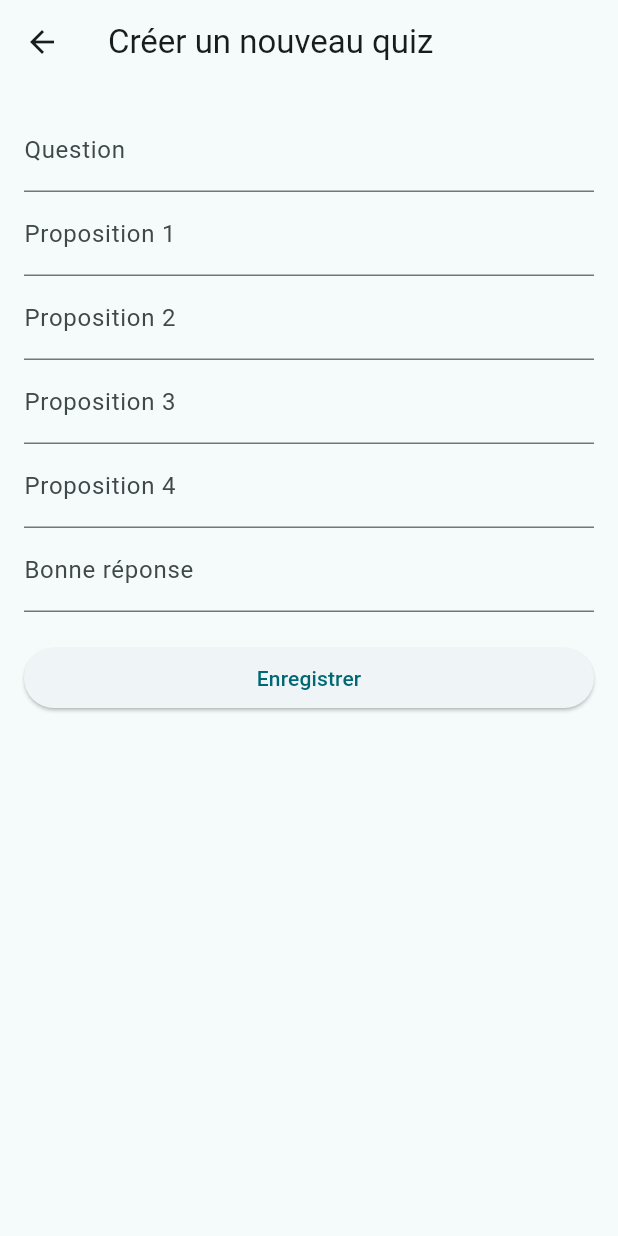
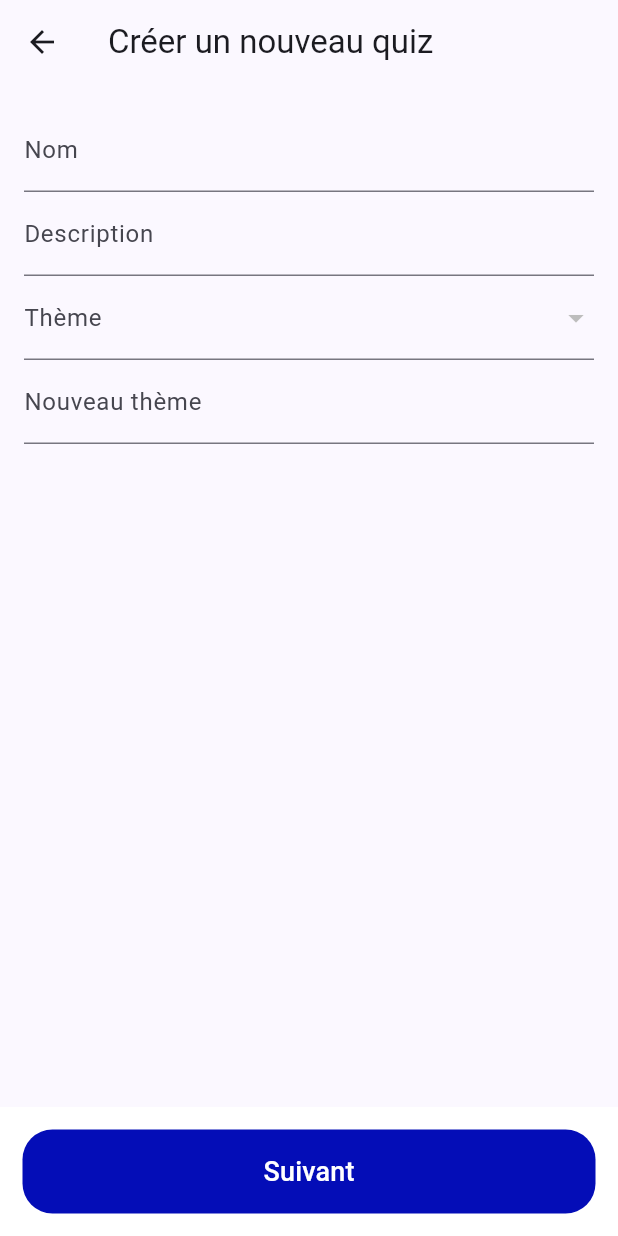
Before and after one commit to z1004-2002/interro, a Flutter app: the BottomNav screen opened directly, after a tap on the "add" icon, on a phone screen of 412 x 824 dp. Run offline on Flutter 3.47's test engine with Material 3 defaults, Android fonts, the phone set to English and light mode, and no system bars; our stand-ins replace cloud_firestore, firebase_auth, firebase_core, google_sign_in, share_plus, shared_preferences and 1 more; missing offline and left inert: flutter_snackbar_plus; accounts and stored records are empty.

```diff
--- a/lib/models/quizz_model.dart
+++ b/lib/models/quizz_model.dart
@@ -1,3 +1,4 @@
+import 'package:cloud_firestore/cloud_firestore.dart';
 import 'package:interro/services/model_helper.dart';
 import 'package:interro/models/question_model.dart';
 import 'package:interro/models/theme_model.dart';
@@ -26,26 +27,42 @@ class Quizz {
     this.updatedAt,
   });
 
-  factory Quizz.fromJson(Map<String, dynamic> question) {
+  factory Quizz.fromJson(Map<String, dynamic> data) {
+    DateTime? parseDate(dynamic date) {
+      if (date is Timestamp) {
+        return date.toDate();
+      } else if (date is String) {
+        return DateTime.tryParse(date);
+      }
+      return null;
+    }
+
     return Quizz(
-      id: question['id'],
-      name: question['name'],
-      description: question['description'],
-      image: question['image'],
-      theme: question['theme'] != null
-          ? ThemeModel.fromJson(question['theme'])
-          : null,
+      id: data['id'],
+      name: data['name'],
+      description: data['description'],
+      image: data['image'],
+      theme: data['theme'] != null ? ThemeModel.fromJson(data['theme']) : null,
       questions: fetchItemsList(
-        question,
+        data,
         'questions',
         itemMapper: (question) => Question.fromJson(question),
       ),
-      createdAt: question['createdAt'] != null
-          ? DateTime.parse(question['createdAt'])
-          : null,
-      updatedAt: question['updatedAt'] != null
-          ? DateTime.parse(question['updatedAt'])
-          : null,
+      createdAt: parseDate(data['createdAt']),
+      updatedAt: parseDate(data['updatedAt']),
     );
   }
+
+  Map<String, dynamic> toJson() {
+    return {
+      'id': id,
+      'name': name,
+      'description': description,
+      'theme': theme?.toJson(),
+      'image': image,
+      'questions': questions?.map((q) => q.toJson()).toList(),
+      'createdAt': createdAt?.toString(),
+      'updatedAt': updatedAt?.toString(),
+    };
+  }
 }
--- a/lib/pages/auth/login.dart
+++ b/lib/pages/auth/login.dart
@@ -1,6 +1,7 @@
 import 'package:flutter/material.dart';
 import 'package:interro/services/authentication.dart';
 import 'package:interro/widgets/button.dart';
+import 'package:interro/widgets/show_snack_bar.dart';
 import 'package:interro/widgets/snackbar.dart';
 import 'package:interro/widgets/text_field.dart';
 import 'package:interro/pages/home.dart';
--- a/lib/pages/auth/signup.dart
+++ b/lib/pages/auth/signup.dart
@@ -1,7 +1,7 @@
 import 'package:flutter/material.dart';
 import 'package:interro/services/authentication.dart';
 import 'package:interro/widgets/button.dart';
-import 'package:interro/widgets/snackbar.dart';
+import 'package:interro/widgets/show_snack_bar.dart';
 import 'package:interro/widgets/text_field.dart';
 import 'package:interro/pages/home.dart';
 import 'package:interro/pages/auth/login.dart';
--- a/lib/pages/bottom_nav/bottom_nav.dart
+++ b/lib/pages/bottom_nav/bottom_nav.dart
@@ -6,8 +6,6 @@ import 'package:interro/pages/settings/settings_screen.dart';
 
 /// barre de navigation
 class BottomNav extends StatefulWidget {
-  static String routeName = "/BottomNav";
-
   const BottomNav({super.key});
 
   @override
--- a/lib/pages/home.dart
+++ b/lib/pages/home.dart
@@ -16,10 +16,12 @@ class Home extends StatefulWidget {
   State<Home> createState() => _HomeState();
 }
 
-class _HomeState extends State<Home> with TickerProviderStateMixin {
+class _HomeState extends State<Home> {
+  late List<Quizz> quizzesTest2;
+
   /// liste des quizz
-  late CollectionReference quizzes;
-  late List<Quizz> quizzesTest2;
+  List<Quizz> quizzes = [];
+  bool isLoading = true;
 
   // recherche utilisateur
   final TextEditingController _searchController = TextEditingController();
@@ -35,7 +37,7 @@ class _HomeState extends State<Home> with TickerProviderStateMixin {
   void initState() {
     super.initState();
     _searchController.addListener(_performSearch);
-    quizzes = FirebaseFirestore.instance.collection("quizzes");
+    _fetchQuizzes();
     quizzesTest2 = quizzesTest;
   }
 
@@ -44,6 +46,27 @@ class _HomeState extends State<Home> with TickerProviderStateMixin {
     _searchController.removeListener(_performSearch);
     _searchController.dispose();
     super.dispose();
+  }
+
+  Future<void> _fetchQuizzes() async {
+    try {
+      QuerySnapshot querySnapshot =
+          await FirebaseFirestore.instance.collection('quizzes').get();
+
+      List<Quizz> fetchedQuizzes = querySnapshot.docs.map((doc) {
+        return Quizz.fromJson(doc.data() as Map<String, dynamic>);
+      }).toList();
+
+      setState(() {
+        quizzes = fetchedQuizzes;
+        isLoading = false;
+      });
+    } catch (e) {
+      print('Erreur lors de la récupération des quizz: $e');
+      setState(() {
+        isLoading = false;
+      });
+    }
   }
 
   bool _isQuizzMatchingSearch(Quizz quizz) {
@@ -75,7 +98,6 @@ class _HomeState extends State<Home> with TickerProviderStateMixin {
         ),
         padding: const EdgeInsets.only(top: 40, left: 15, right: 15),
         child: Column(
-          mainAxisAlignment: MainAxisAlignment.spaceBetween,
           children: [
             const Column(
               children: [
@@ -114,12 +136,53 @@ class _HomeState extends State<Home> with TickerProviderStateMixin {
                 ],
               ),
             ),
-            Expanded(
+            // Expanded(
+            //   child: StreamBuilder(
+            //     stream: quizzes.snapshots(),
+            //     builder: (context, AsyncSnapshot<QuerySnapshot> streamSnap) {
+            //       if (streamSnap.hasError) {
+            //         return Center(child: Text('Erreur: ${streamSnap.error}'));
+            //       }
+
+            //       if (streamSnap.connectionState == ConnectionState.waiting) {
+            //         return const Center(child: CircularProgressIndicator());
+            //       }
+
+            //       final data = streamSnap.requireData;
+            //       final quizDocument = data.docs.last;
+            //       print(quizDocument.data());
+
+            //       return ListView.builder(
+            //         itemCount: streamSnap.data!.docs.length,
+            //         itemBuilder: (context, index) {
+            //           final DocumentSnapshot documentSnapshot =
+            //               streamSnap.data!.docs[index];
+            //           final quizDocument =
+            //               documentSnapshot.data() as Map<String, dynamic>;
+            //           return Material(
+            //             child: ListTile(
+            //               title: Text(
+            //                 quizDocument['name'] ?? "rien",
+            //                 style: const TextStyle(
+            //                   fontWeight: FontWeight.bold,
+            //                   fontSize: 20,
+            //                 ),
+            //               ),
+            //             ),
+            //           );
+            //         },
+            //       );
+            //     },
+            //   ),
+            // ),
+            isLoading
+                ? const Center(child: CircularProgressIndicator())
+                : Expanded(
                     child: ListView.builder(
                       padding: const EdgeInsets.symmetric(vertical: 10),
-                itemCount: quizzesTest2.length,
+                      itemCount: quizzes.length,
                       itemBuilder: (context, index) {
-                  final quizz = quizzesTest2[index];
+                        final quizz = quizzes[index];
                         if (_isQuizzMatchingSearch(quizz)) {
                           return QuizzBlock(quizz: quizz);
                         } else {
--- a/lib/pages/quizz/create_quizz.dart
+++ b/lib/pages/quizz/create_quizz.dart
@@ -1,6 +1,12 @@
 import 'package:flutter/material.dart';
 import 'package:cloud_firestore/cloud_firestore.dart';
+import 'package:interro/constants/constants.dart';
+import 'package:interro/models/quizz_model.dart';
+import 'package:interro/models/theme_model.dart';
+import 'package:interro/pages/quizz/add_questions.dart';
+import 'package:interro/widgets/default_button.dart';
 
+/// Ecran pour créer un quizz
 class CreateQuizz extends StatefulWidget {
   const CreateQuizz({super.key});
 
@@ -10,24 +16,54 @@ class CreateQuizz extends StatefulWidget {
 
 class _CreateQuizz extends State<CreateQuizz> {
   final _formKey = GlobalKey<FormState>();
-  final _quizzController = TextEditingController();
-  final _res1Controller = TextEditingController();
-  final _res2Controller = TextEditingController();
-  final _res3Controller = TextEditingController();
-  final _res4Controller = TextEditingController();
-  final _responseController = TextEditingController();
+  final _nameController = TextEditingController();
+  final _descriptionController = TextEditingController();
+  final _themeController = TextEditingController();
 
-  void _saveQuiz() async {
+  String? _selectedTheme;
+  List<String> _themes = [];
+
+  @override
+  void initState() {
+    super.initState();
+    _fetchThemes();
+  }
+
+  Future<void> _fetchThemes() async {
+    try {
+      QuerySnapshot querySnapshot =
+          await FirebaseFirestore.instance.collection('themes').get();
+
+      setState(() {
+        _themes =
+            querySnapshot.docs.map((doc) => doc['name'] as String).toList();
+      });
+    } catch (e) {
+      print('Erreur lors de la récupération des thèmes: $e');
+    }
+  }
+
+  void _saveQuiz() {
     if (_formKey.currentState!.validate()) {
-      await FirebaseFirestore.instance.collection('quizzes').add({
-        'quizz': _quizzController.text,
-        'res1': _res1Controller.text,
-        'res2': _res2Controller.text,
-        'res3': _res3Controller.text,
-        'res4': _res4Controller.text,
-        'response': _responseController.text,
-      });
-      Navigator.of(context).pop();
+      Quizz newQuizz = Quizz(
+        name: _nameController.text,
+        description: _descriptionController.text,
+        theme: ThemeModel(
+          name: _themeController.text != ''
+              ? _themeController.text
+              : _selectedTheme,
+        ),
+        createdAt: DateTime.now(),
+        updatedAt: DateTime.now(),
+        questions: [],
+      );
+
+      // Naviguer vers la nouvelle page avec les informations du quiz
+      Navigator.of(context).pushReplacement(
+        MaterialPageRoute(
+          builder: (context) => AddQuestions(newQuizz: newQuizz),
+        ),
+      );
     }
   }
 
@@ -37,6 +73,16 @@ class _CreateQuizz extends State<CreateQuizz> {
       appBar: AppBar(
         title: const Text('Créer un nouveau quiz'),
       ),
+      bottomSheet: Container(
+        color: primaryColor,
+        padding: bottomSheetPadding,
+        child: DefaultButton(
+          text: "Suivant",
+          press: () {
+            _saveQuiz();
+          },
+        ),
+      ),
       body: Padding(
         padding: const EdgeInsets.all(16.0),
         child: Form(
@@ -44,69 +90,50 @@ class _CreateQuizz extends State<CreateQuizz> {
           child: ListView(
             children: [
               TextFormField(
-                controller: _quizzController,
-                decoration: const InputDecoration(labelText: 'Question'),
+                controller: _nameController,
+                decoration: const InputDecoration(labelText: 'Nom'),
                 validator: (value) {
                   if (value == null || value.isEmpty) {
-                    return 'Veuillez entrer une question';
+                    return 'Veuillez entrer le nom du quizz';
                   }
                   return null;
                 },
               ),
               TextFormField(
-                controller: _res1Controller,
-                decoration: const InputDecoration(labelText: 'Proposition 1'),
+                controller: _descriptionController,
+                decoration: const InputDecoration(labelText: 'Description'),
                 validator: (value) {
                   if (value == null || value.isEmpty) {
-                    return 'Veuillez entrer la proposition 1';
+                    return 'Veuillez entrer une description';
                   }
                   return null;
                 },
               ),
+              DropdownButtonFormField(
+                decoration: const InputDecoration(labelText: 'Thème'),
+                value: _selectedTheme,
+                items: _themes.map((String theme) {
+                  return DropdownMenuItem(
+                    value: theme,
+                    child: Text(theme),
+                  );
+                }).toList(),
+                onChanged: (String? value) {
+                  setState(() {
+                    _selectedTheme = value;
+                    _themeController.text = value ?? '';
+                  });
+                },
+              ),
               TextFormField(
-                controller: _res2Controller,
-                decoration: const InputDecoration(labelText: 'Proposition 2'),
+                controller: _themeController,
+                decoration: const InputDecoration(labelText: 'Nouveau thème'),
                 validator: (value) {
                   if (value == null || value.isEmpty) {
-                    return 'Veuillez entrer la proposition 2';
+                    return 'Veuillez entrer un thème';
                   }
                   return null;
                 },
-              ),
-              TextFormField(
-                controller: _res3Controller,
-                decoration: const InputDecoration(labelText: 'Proposition 3'),
-                validator: (value) {
-                  if (value == null || value.isEmpty) {
-                    return 'Veuillez entrer la proposition 3';
-                  }
-                  return null;
-                },
-              ),
-              TextFormField(
-                controller: _res4Controller,
-                decoration: const InputDecoration(labelText: 'Proposition 4'),
-                validator: (value) {
-                  if (value == null || value.isEmpty) {
-                    return 'Veuillez entrer la proposition 4';
-                  }
-                  return null;
-                },
-              ),
-              TextFormField(
-                controller: _responseController,
-                decoration: const InputDecoration(labelText: 'Bonne réponse'),
-                validator: (value) {
-                  if (value == null || value.isEmpty) {
-                    return 'Veuillez entrer la bonne réponse';
-                  }
-                  return null;
-                },
-              ),
-              const SizedBox(height: 20.0),
-              ElevatedButton(
-                onPressed: _saveQuiz,
-                child: const Text('Enregistrer'),
               ),
             ],
           ),
--- a/lib/pages/quizz/my_quizz_screen.dart
+++ b/lib/pages/quizz/my_quizz_screen.dart
@@ -19,11 +19,13 @@ class _MyQuizzScreenState extends State<MyQuizzScreen> {
         implyLeading: false,
         context: context,
       ),
-      body: SingleChildScrollView(
-        child:
-            Column(crossAxisAlignment: CrossAxisAlignment.stretch, children: [
-          Placeholder(),
-        ]),
+      body: const SingleChildScrollView(
+        child: Column(
+          crossAxisAlignment: CrossAxisAlignment.stretch,
+          children: [
+            Placeholder(),
+          ],
+        ),
       ),
     );
   }
--- a/lib/pages/quizz/results_quizz.dart
+++ b/lib/pages/quizz/results_quizz.dart
@@ -5,6 +5,7 @@ import 'package:interro/pages/bottom_nav/bottom_nav.dart';
 import 'package:interro/widgets/default_button.dart';
 import 'package:interro/widgets/my_app_bar.dart';
 
+/// Récapitulatif du quizz
 class ResultsQuizz extends StatefulWidget {
   final Quizz quizz;
 
--- a/lib/widgets/my_app_bar.dart
+++ b/lib/widgets/my_app_bar.dart
@@ -17,7 +17,6 @@ AppBar myAppBar(
         fontSize: 18,
       ),
     ),
-    backgroundColor: Colors.transparent,
     elevation: 0,
     leading: implyLeading == true
         ? Transform.scale(
--- a/lib/widgets/play_app_bar.dart
+++ b/lib/widgets/play_app_bar.dart
@@ -18,7 +18,6 @@ AppBar playAppBar(
         fontSize: 18,
       ),
     ),
-    backgroundColor: Colors.transparent,
     elevation: 0,
     leading: Row(
       children: [
--- a/lib/widgets/snackbar.dart
+++ b/lib/widgets/snackbar.dart
@@ -1,6 +1,6 @@
 import 'package:flutter/material.dart';
 
-showSnackBar(BuildContext context, String text) {
+showSnackBar2(BuildContext context, String text) {
   return ScaffoldMessenger.of(context).showSnackBar(
     SnackBar(
       content: Text(text),
--- a/pubspec.yaml
+++ b/pubspec.yaml
@@ -48,6 +48,7 @@ dependencies:
   stroke_text: any
   provider: any
   share_plus: ^9.0.0
+  flutter_snackbar_plus: ^0.5.1
 
 dev_dependencies:
   flutter_test:
```
Also changed, not shown: lib/main.dart (+9 -1 lines), lib/models/question_model.dart (+14 -0 lines), lib/models/theme_model.dart (+10 -0 lines), lib/pages/quizz/add_questions.dart (added, +204 -0 lines), lib/widgets/default_button_3.dart (added, +40 -0 lines), lib/widgets/show_snack_bar.dart (added, +21 -0 lines), pubspec.lock. Lines whose indentation alone changed are shown as unchanged.
